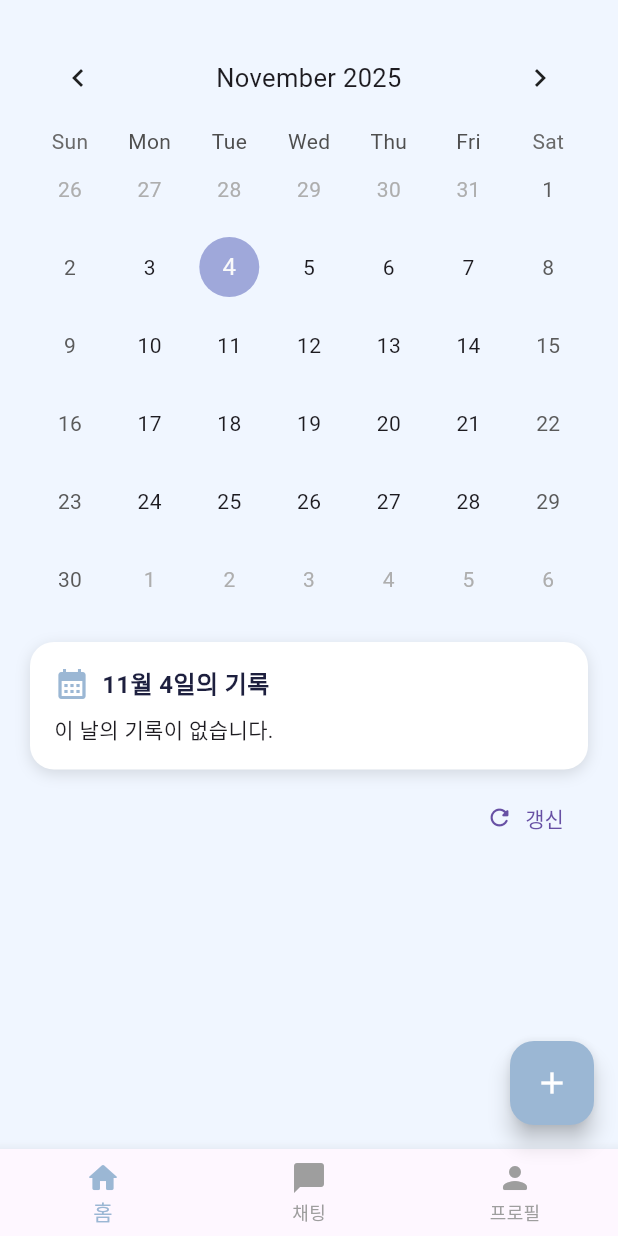
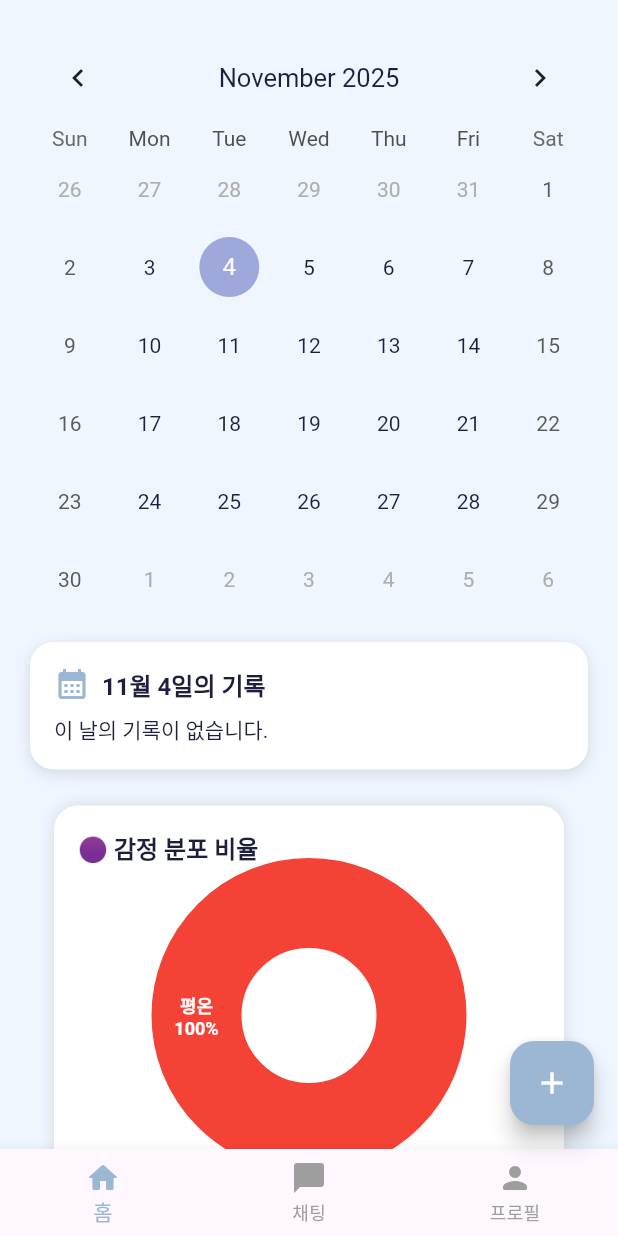
Before and after one commit to myajuni/MindBuddy, a Flutter app: the screen it shows after launch, on a phone screen of 412 x 824 dp. Run offline on Flutter 3.47's test engine with Material 3 defaults, Android fonts, the phone set to English and light mode, and no system bars; drawn by our look-alikes of fl_chart, table_calendar; our stand-ins replace flutter_dotenv, flutter_secure_storage, flutter_tts, shared_preferences, speech_to_text.

Commit message:
Rebuild Home Tab & Chat Tab

```diff
--- a/lib/screens/chat_tab.dart
+++ b/lib/screens/chat_tab.dart
@@ -1,3 +1,5 @@
+// lib/screens/chat_tab.dart 파일
+
 import '../user_context.dart';
 import 'package:flutter/material.dart';
 import 'package:http/http.dart' as http;
--- a/lib/screens/home_tab.dart
+++ b/lib/screens/home_tab.dart
@@ -1,10 +1,15 @@
+// lib/screens/home_tab.dart 파일
+
 import '../user_context.dart';
 import 'package:flutter/material.dart';
 import 'package:table_calendar/table_calendar.dart';
 import 'package:intl/intl.dart';
 import '../main.dart';
 // import '../services/memory_store.dart';
-import '../services/emotion_diary.dart';   // ← 상대경로가 제일 튼튼함
+import '../services/emotion_diary.dart'; // ← 상대경로가 제일 튼튼함
+
+import '../widgets/weekly_trend_card.dart';
+import '../widgets/emotion_ratio_pie.dart';
 
 /// ---------------------- 홈 탭 ----------------------
 class HomeTab extends StatefulWidget {
@@ -31,30 +36,37 @@ class _HomeTabState extends State<HomeTab> {
   }
 
   List<EmotionLog> _logsForDay(DateTime day) {
-    return _logs.where((e) =>
+    return _logs
+        .where((e) =>
             e.date.year == day.year &&
             e.date.month == day.month &&
-      e.date.day == day.day
-    ).toList();
+            e.date.day == day.day)
+        .toList();
   }
 
   @override
   Widget build(BuildContext context) {
     final sel = _selected ?? DateTime.now();
     final dayLogs = _logsForDay(sel);
-    final summaryText = dayLogs.isNotEmpty ? dayLogs.first.summary : "이 날의 기록이 없습니다.";
+    final summaryText =
+        dayLogs.isNotEmpty ? dayLogs.first.summary : "이 날의 기록이 없습니다.";
 
     return SafeArea(
+      child: SingleChildScrollView(
         child: Padding(
           padding: const EdgeInsets.all(20),
-        child: Column(crossAxisAlignment: CrossAxisAlignment.start, children: [
+          child: DefaultTextStyle(
+            style: const TextStyle(color: kDeepText), // ✅ 전체 기본 색상 지정
+            child:
+                Column(crossAxisAlignment: CrossAxisAlignment.start, children: [
               // 📅 달력
               TableCalendar(
                 firstDay: DateTime.utc(2024, 1, 1),
                 lastDay: DateTime.utc(2027, 12, 31),
                 focusedDay: _focused,
                 calendarFormat: CalendarFormat.month,
-            selectedDayPredicate: (d) => _selected != null && isSameDay(_selected, d),
+                selectedDayPredicate: (d) =>
+                    _selected != null && isSameDay(_selected, d),
                 onDaySelected: (selectedDay, focusedDay) {
                   setState(() {
                     _selected = selectedDay;
@@ -67,11 +79,13 @@ class _HomeTabState extends State<HomeTab> {
                     final logs = _logsForDay(date);
                     if (logs.isEmpty) return const SizedBox.shrink();
                     return Center(
-                  child: Text(logs.first.emoji, style: const TextStyle(fontSize: 18)),
+                      child: Text(logs.first.emoji,
+                          style: const TextStyle(fontSize: 18)),
                     );
                   },
                 ),
-            headerStyle: HeaderStyle( // const 빼서 안전
+                headerStyle: HeaderStyle(
+                  // const 빼서 안전
                   formatButtonVisible: false,
                   titleCentered: true,
                 ),
@@ -86,21 +100,36 @@ class _HomeTabState extends State<HomeTab> {
                 decoration: BoxDecoration(
                   color: Colors.white,
                   borderRadius: BorderRadius.circular(16),
-              boxShadow: [BoxShadow(color: Colors.black12, blurRadius: 8, offset: Offset(0,3))],
+                  boxShadow: [
+                    BoxShadow(
+                        color: Colors.black12,
+                        blurRadius: 8,
+                        offset: Offset(0, 3))
+                  ],
                 ),
-            child: Column(crossAxisAlignment: CrossAxisAlignment.start, children: [
+                child: Column(
+                    crossAxisAlignment: CrossAxisAlignment.start,
+                    children: [
                       Row(children: [
                         const Icon(Icons.calendar_month, color: kMint),
                         const SizedBox(width: 8),
                         Text(
                           DateFormat('M월 d일의 기록').format(sel),
-                  style: const TextStyle(fontWeight: FontWeight.w700, fontSize: 16, color: kDeepText),
+                          style: const TextStyle(
+                              fontWeight: FontWeight.w700,
+                              fontSize: 16,
+                              color: kDeepText),
                         ),
                       ]),
                       const SizedBox(height: 8),
                       Text(summaryText, style: const TextStyle(fontSize: 14)),
                     ]),
               ),
+
+              const SizedBox(height: 16),
+
+              // 🟣 3️⃣ 감정 분포 비율 (캘린더 선택 기반)
+              EmotionRatioPie(selectedDate: sel),
 
               const SizedBox(height: 8),
               Align(
@@ -111,7 +140,14 @@ class _HomeTabState extends State<HomeTab> {
                   label: const Text("갱신"),
                 ),
               ),
+
+              const SizedBox(height: 16),
+
+              // 📊 4️⃣ 주간 감정 변화 그래프
+              const WeeklyTrendCard(comparisonText: "이번 주 감정 변화"),
             ]),
+          ),
+        ),
       ),
     );
   }
--- a/lib/screens/profile_tab.dart
+++ b/lib/screens/profile_tab.dart
@@ -1,3 +1,5 @@
+// lib/screens/profile_tab.dart 파일
+
 import 'package:flutter/material.dart';
 import '../main.dart';
 
--- a/lib/screens/voice_chat_page.dart
+++ b/lib/screens/voice_chat_page.dart
@@ -1,3 +1,5 @@
+// lib/screens/voice_chat_page.dart 파일
+
 import 'dart:convert';
 import 'package:flutter/material.dart';
 import 'package:http/http.dart' as http;
--- a/lib/services/api_client.dart
+++ b/lib/services/api_client.dart
@@ -1,3 +1,5 @@
+// lib/services/api_client.dart 파일
+
 import 'dart:convert';
 import 'package:http/http.dart' as http;
 import 'package:flutter/foundation.dart';
--- a/lib/services/diary_summarizer.dart
+++ b/lib/services/diary_summarizer.dart
@@ -1,4 +1,5 @@
-// lib/services/diary_summarizer.dart
+// lib/services/diary_summarizer.dart 파일
+
 import 'dart:convert';
 import 'package:http/http.dart' as http;
 import 'package:flutter_dotenv/flutter_dotenv.dart';
@@ -51,7 +52,8 @@ $safeText
     }
 
     final data = jsonDecode(res.body);
-    final content = data["choices"]?[0]?["message"]?["content"]?.toString().trim();
+    final content =
+        data["choices"]?[0]?["message"]?["content"]?.toString().trim();
     return (content == null || content.isEmpty) ? '요약 결과가 비어 있습니다.' : content;
   }
 }
--- a/lib/services/emotion_diary.dart
+++ b/lib/services/emotion_diary.dart
@@ -1,11 +1,13 @@
+// lib/services/emotion_diary.dart 파일
+
 import 'dart:convert';
 import 'package:shared_preferences/shared_preferences.dart';
 
 class EmotionLog {
   final DateTime date;
-  final String emoji;   // 😊 😐 ☹️ 등
+  final String emoji; // 😊 😐 ☹️ 등
   final String summary; // 한 줄 요약
-  final String source;  // 요약 근거 텍스트(옵션)
+  final String source; // 요약 근거 텍스트(옵션)
 
   EmotionLog({
     required this.date,
--- a/lib/services/memory_store.dart
+++ /dev/null
@@ -1,100 +0,0 @@
-import 'dart:convert';
-import 'package:shared_preferences/shared_preferences.dart';
-
-class MemoryStore {
-  final List<String> traits;
-  final List<Map<String, String>> episodic;
-
-  MemoryStore({required this.traits, required this.episodic});
-
-  static Future<MemoryStore> load(String userId) async {
-    final prefs = await SharedPreferences.getInstance();
-    final raw = prefs.getString("memory_$userId");
-    if (raw == null) return MemoryStore(traits: [], episodic: []);
-    final data = jsonDecode(raw);
-    return MemoryStore(
-      traits: List<String>.from(data["traits"]),
-      episodic: List<Map<String, String>>.from(data["episodic"]),
-    );
-  }
-
-  static Future<void> saveEmotion(String userId, String emotion) async {
-    final prefs = await SharedPreferences.getInstance();
-    prefs.setString("last_emotion_$userId", emotion);
-  }
-
-  static Future<void> update(String userId, MemoryStore newMemory) async {
-    final prefs = await SharedPreferences.getInstance();
-    prefs.setString(
-        "memory_$userId",
-        jsonEncode({
-          "traits": newMemory.traits,
-          "episodic": newMemory.episodic,
-        }));
-  }
-}
-
-// ========= 감정 일기(날짜별 요약) =========
-class EmotionLog {
-  final DateTime date;
-  final String emoji;   // 😊 😐 ☹️ 등
-  final String summary; // 한 줄 요약
-  final String source;  // 요약의 근거가 된 대화 텍스트(옵션)
-
-  EmotionLog({
-    required this.date,
-    required this.emoji,
-    required this.summary,
-    required this.source,
-  });
-
-  Map<String, dynamic> toJson() => {
-    "date": date.toIso8601String(),
-    "emoji": emoji,
-    "summary": summary,
-    "source": source,
-  };
-
-  static EmotionLog fromJson(Map<String, dynamic> j) => EmotionLog(
-    date: DateTime.parse(j["date"] as String),
-    emoji: j["emoji"] as String? ?? "😐",
-    summary: j["summary"] as String? ?? "",
-    source: j["source"] as String? ?? "",
-  );
-}
-
-extension EmotionDiary on MemoryStore {
-  static String _key(String userId) => "emotion_logs_$userId";
-
-  /// 전체 로그 불러오기
-  static Future<List<EmotionLog>> getAllLogs(String userId) async {
-    final prefs = await SharedPreferences.getInstance();
-    final raw = prefs.getString(_key(userId));
-    if (raw == null) return [];
-    final List list = (jsonDecode(raw) as List);
-    return list.map((e) => EmotionLog.fromJson(Map<String, dynamic>.from(e))).toList();
-  }
-
-  /// 하루에 1개만 관리(마지막 기록으로 덮어쓰기) – 원하면 append 로 바꿔도 됨
-  static Future<void> upsertLog(String userId, EmotionLog log) async {
-    final prefs = await SharedPreferences.getInstance();
-    final all = await getAllLogs(userId);
-    final sameDay = (EmotionLog x) =>
-        x.date.year == log.date.year &&
-        x.date.month == log.date.month &&
-        x.date.day == log.date.day;
-
-    final filtered = all.where((e) => !sameDay(e)).toList();
-    filtered.add(log);
-    filtered.sort((a, b) => a.date.compareTo(b.date));
-
-    prefs.setString(_key(userId), jsonEncode(filtered.map((e) => e.toJson()).toList()));
-  }
-
-  static Future<List<EmotionLog>> getLogsForDay(String userId, DateTime day) async {
-    final all = await getAllLogs(userId);
-    return all.where((e) =>
-      e.date.year == day.year && e.date.month == day.month && e.date.day == day.day
-    ).toList();
-  }
-}
--- a/lib/user_context.dart
+++ b/lib/user_context.dart
@@ -1,3 +1,5 @@
+// lib/user_context.dart 파일
+
 class AppUser {
   static const id = 'user001'; // 둘 다 여기 값을 쓰게 통일
 }
--- a/lib/widgets/emotion_overlay.dart
+++ b/lib/widgets/emotion_overlay.dart
@@ -1,3 +1,5 @@
+// lib/widgets/emotion_overlay.dart 파일
+
 import 'package:flutter/material.dart';
 import 'package:fl_chart/fl_chart.dart';
 
--- /dev/null
+++ b/lib/widgets/emotion_ratio_pie.dart
@@ -0,0 +1,129 @@
+import 'package:flutter/material.dart';
+import 'package:fl_chart/fl_chart.dart';
+import 'package:mindbuddy/services/emotion_store.dart';
+import 'dart:collection';
+
+class EmotionRatioPie extends StatefulWidget {
+  final DateTime selectedDate; // ✅ 캘린더에서 전달받은 날짜
+  const EmotionRatioPie({super.key, required this.selectedDate});
+
+  @override
+  State<EmotionRatioPie> createState() => _EmotionRatioPieState();
+}
+
+class _EmotionRatioPieState extends State<EmotionRatioPie> {
+  Map<String, double> _ratio = {};
+
+  @override
+  void initState() {
+    super.initState();
+    _updateData();
+    EmotionStore.instance.addListener(_updateData);
+  }
+
+  // ✅ 날짜가 바뀔 때마다 데이터 새로 불러오도록 추가
+  @override
+  void didUpdateWidget(covariant EmotionRatioPie oldWidget) {
+    super.didUpdateWidget(oldWidget);
+    if (widget.selectedDate != oldWidget.selectedDate) {
+      _updateData(); // 👉 캘린더 선택 날짜 바뀌면 그래프 갱신
+    }
+  }
+
+  @override
+  void dispose() {
+    EmotionStore.instance.removeListener(_updateData);
+    super.dispose();
+  }
+
+  void _updateData() {
+    final history = EmotionStore.instance.history;
+    if (history.isEmpty) {
+      setState(() => _ratio = {"평온": 1.0});
+      return;
+    }
+
+    final target = widget.selectedDate;
+    final filtered = history.where((item) {
+      final date = DateTime.tryParse(item['date'] ?? '') ?? DateTime.now();
+      return date.year == target.year &&
+          date.month == target.month &&
+          date.day == target.day;
+    }).toList();
+
+    if (filtered.isEmpty) {
+      setState(() => _ratio = {"평온": 1.0});
+      return;
+    }
+
+    final counter = HashMap<String, int>();
+    for (final item in filtered) {
+      final emo = item['emotion'] ?? '평온';
+      counter[emo] = (counter[emo] ?? 0) + 1;
+    }
+
+    final total = counter.values.fold<int>(0, (a, b) => a + b);
+    final ratio = counter.map((k, v) => MapEntry(k, v / total));
+
+    setState(() => _ratio = ratio);
+  }
+
+  @override
+  Widget build(BuildContext context) {
+    final centerEmotion = _ratio.isNotEmpty
+        ? _ratio.entries.reduce((a, b) => a.value > b.value ? a : b).key
+        : '평온';
+
+    return Container(
+      margin: const EdgeInsets.symmetric(horizontal: 16, vertical: 8),
+      padding: const EdgeInsets.all(16),
+      decoration: BoxDecoration(
+        color: Colors.white,
+        borderRadius: BorderRadius.circular(16),
+        boxShadow: [BoxShadow(color: Colors.black12, blurRadius: 8)],
+      ),
+      child: Column(
+        crossAxisAlignment: CrossAxisAlignment.start,
+        children: [
+          const Text("🟣 감정 분포 비율",
+              style: TextStyle(fontSize: 16, fontWeight: FontWeight.bold)),
+          const SizedBox(height: 10),
+          SizedBox(
+            height: 180,
+            child: PieChart(
+              PieChartData(
+                sectionsSpace: 2,
+                centerSpaceRadius: 45,
+                sections: _ratio.entries.map((e) {
+                  return PieChartSectionData(
+                    value: e.value,
+                    color: Colors
+                        .primaries[e.key.hashCode % Colors.primaries.length],
+                    title: "${e.key}\n${(e.value * 100).toStringAsFixed(0)}%",
+                    radius: 60,
+                    titleStyle: const TextStyle(
+                      fontSize: 12,
+                      fontWeight: FontWeight.bold,
+                      color: Colors.white,
+                    ),
+                  );
+                }).toList(),
+              ),
+            ),
+          ),
+          const SizedBox(height: 20),
+          Center(
+            child: Text(
+              "가장 자주 느낀 감정: $centerEmotion",
+              style: const TextStyle(
+                fontSize: 14,
+                fontWeight: FontWeight.w700,
+                color: Colors.black87,
+              ),
+            ),
+          ),
+        ],
+      ),
+    );
+  }
+}
--- a/pubspec.yaml
+++ b/pubspec.yaml
@@ -31,7 +31,6 @@ dependencies:
   flutter:
     sdk: flutter
 
-
   # The following adds the Cupertino Icons font to your application.
   # Use with the CupertinoIcons class for iOS style icons.
   cupertino_icons: ^1.0.8
@@ -46,6 +45,7 @@ dependencies:
   table_calendar: ^3.2.0
   path_provider: ^2.1.4
   fl_chart: ^0.71.0
+  flutter_secure_storage: ^9.2.4
 
 dev_dependencies:
   flutter_test:
```
Also changed, not shown: lib/main.dart (+15 -0 lines), lib/services/emotion_store.dart (+61 -3 lines), lib/services/emotion_summarizer.dart (+18 -5 lines), lib/services/prompt_manager.dart (+4 -7 lines), lib/widgets/weekly_trend_card.dart (added, +212 -0 lines), pubspec.lock, 5 other files. Lines whose indentation alone changed are shown as unchanged.
